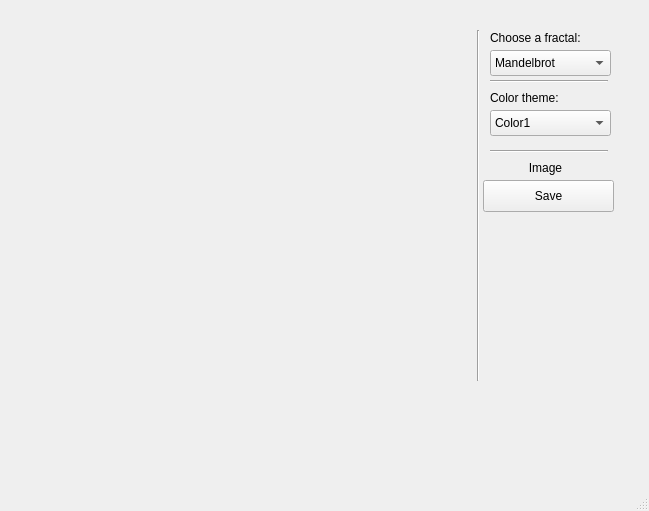
Above: mainwindow.ui from lastdaytry/tp-fractal-explorer before the change. Below: the same form after it.
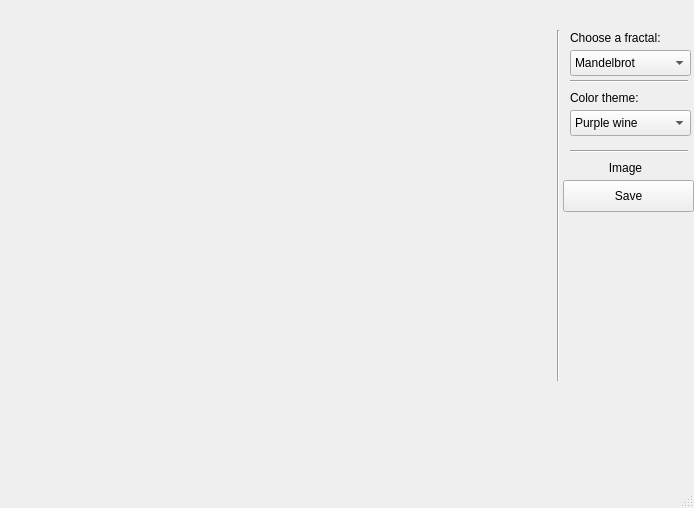
That is the form after the change.

The edit to the form file:
```diff
--- a/mainwindow.ui
+++ b/mainwindow.ui
@@ -6,8 +6,8 @@
    <rect>
     <x>0</x>
     <y>0</y>
-    <width>649</width>
-    <height>511</height>
+    <width>694</width>
+    <height>508</height>
    </rect>
   </property>
   <property name="cursor">
@@ -22,15 +22,15 @@
      <rect>
       <x>10</x>
       <y>30</y>
-      <width>450</width>
-      <height>350</height>
+      <width>541</width>
+      <height>351</height>
      </rect>
     </property>
    </widget>
    <widget class="QLabel" name="choose_fractal">
     <property name="geometry">
      <rect>
-      <x>490</x>
+      <x>570</x>
       <y>30</y>
       <width>111</width>
       <height>16</height>
@@ -43,7 +43,7 @@
    <widget class="QComboBox" name="fractalChooser">
     <property name="geometry">
      <rect>
-      <x>490</x>
+      <x>570</x>
       <y>50</y>
       <width>121</width>
       <height>26</height>
@@ -66,7 +66,7 @@
    <widget class="QLabel" name="label_2">
     <property name="geometry">
      <rect>
-      <x>490</x>
+      <x>570</x>
       <y>90</y>
       <width>81</width>
       <height>16</height>
@@ -79,7 +79,7 @@
    <widget class="QComboBox" name="colorChooser">
     <property name="geometry">
      <rect>
-      <x>490</x>
+      <x>570</x>
       <y>110</y>
       <width>121</width>
       <height>26</height>
@@ -87,7 +87,7 @@
     </property>
     <item>
      <property name="text">
-      <string>Color1</string>
+      <string>Purple wine</string>
      </property>
     </item>
     <item>
@@ -99,7 +99,7 @@
    <widget class="QPushButton" name="SaveImageButton">
     <property name="geometry">
      <rect>
-      <x>483</x>
+      <x>563</x>
       <y>180</y>
       <width>131</width>
       <height>32</height>
@@ -112,7 +112,7 @@
    <widget class="QLabel" name="label">
     <property name="geometry">
      <rect>
-      <x>490</x>
+      <x>570</x>
       <y>160</y>
       <width>111</width>
       <height>16</height>
@@ -131,7 +131,7 @@
    <widget class="Line" name="line">
     <property name="geometry">
      <rect>
-      <x>490</x>
+      <x>570</x>
       <y>80</y>
       <width>118</width>
       <height>3</height>
@@ -144,7 +144,7 @@
    <widget class="Line" name="line_2">
     <property name="geometry">
      <rect>
-      <x>470</x>
+      <x>550</x>
       <y>30</y>
       <width>16</width>
       <height>351</height>
@@ -157,7 +157,7 @@
    <widget class="Line" name="line_3">
     <property name="geometry">
      <rect>
-      <x>490</x>
+      <x>570</x>
       <y>150</y>
       <width>118</width>
       <height>3</height>
```
Left out of the diff: 12 changed lines with no effect on the pictures.
